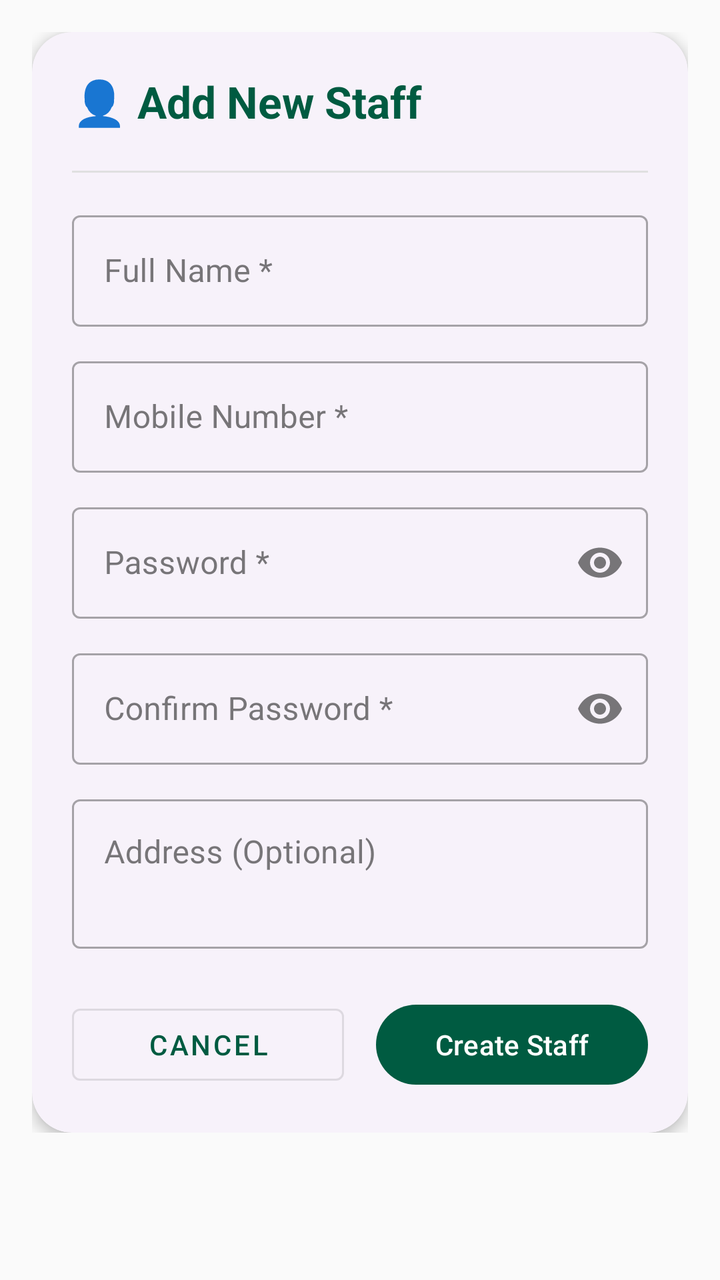
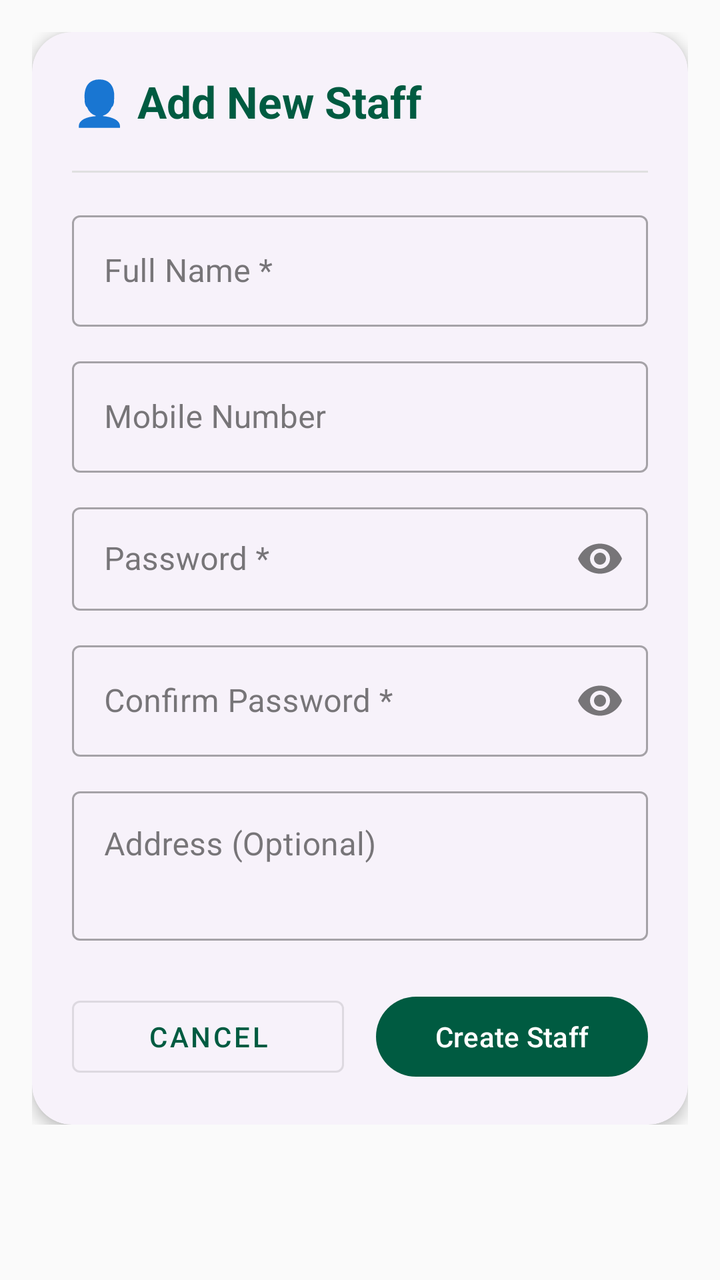

Before-and-after screenshots of an Android layout around one commit, followed by the original layout XML and the change that was made.
<!-- AndroidManifest.xml: application theme Theme.MilkDelivery -->
<!-- res/layout/fragment_add_staff.xml -->
<?xml version="1.0" encoding="utf-8"?>
<ScrollView xmlns:android="http://schemas.android.com/apk/res/android"
    xmlns:app="http://schemas.android.com/apk/res-auto"
    android:layout_width="match_parent"
    android:layout_height="match_parent"
    android:background="@color/background">

    <LinearLayout
        android:layout_width="match_parent"
        android:layout_height="wrap_content"
        android:orientation="vertical"
        android:padding="16dp">

        <com.google.android.material.card.MaterialCardView
            android:layout_width="match_parent"
            android:layout_height="wrap_content"
            app:cardCornerRadius="20dp"
            app:cardElevation="4dp">

            <LinearLayout
                android:layout_width="match_parent"
                android:layout_height="wrap_content"
                android:orientation="vertical"
                android:padding="20dp">

                
                <TextView
                    android:layout_width="wrap_content"
                    android:layout_height="wrap_content"
                    android:text="👤 Add New Staff"
                    android:textSize="22sp"
                    android:textStyle="bold"
                    android:textColor="@color/primary"
                    android:layout_marginBottom="20dp"/>

                
                <View
                    android:layout_width="match_parent"
                    android:layout_height="1dp"
                    android:background="#E0E0E0"
                    android:layout_marginBottom="16dp"/>

                
                <com.google.android.material.textfield.TextInputLayout
                    android:layout_width="match_parent"
                    android:layout_height="wrap_content"
                    style="@style/Widget.MaterialComponents.TextInputLayout.OutlinedBox">

                    <com.google.android.material.textfield.TextInputEditText
                        android:id="@+id/etStaffName"
                        android:layout_width="match_parent"
                        android:layout_height="wrap_content"
                        android:hint="Full Name *"
                        android:inputType="textPersonName"
                        android:maxLines="1"/>
                </com.google.android.material.textfield.TextInputLayout>

                
                <com.google.android.material.textfield.TextInputLayout
                    android:layout_width="match_parent"
                    android:layout_height="wrap_content"
                    android:layout_marginTop="12dp"
                    style="@style/Widget.MaterialComponents.TextInputLayout.OutlinedBox">

                    <com.google.android.material.textfield.TextInputEditText
                        android:id="@+id/etMobile1"
                        android:layout_width="match_parent"
                        android:layout_height="wrap_content"
                        android:hint="Mobile Number *"
                        android:inputType="phone"
                        android:maxLines="1"/>
                </com.google.android.material.textfield.TextInputLayout>

                
                <com.google.android.material.textfield.TextInputLayout
                    android:layout_width="match_parent"
                    android:layout_height="wrap_content"
                    android:layout_marginTop="12dp"
                    style="@style/Widget.MaterialComponents.TextInputLayout.OutlinedBox"
                    app:endIconMode="password_toggle">

                    <com.google.android.material.textfield.TextInputEditText
                        android:id="@+id/etPassword"
                        android:layout_width="match_parent"
                        android:layout_height="wrap_content"
                        android:hint="Password *"
                        android:inputType="textPassword"
                        android:maxLines="1"/>
                </com.google.android.material.textfield.TextInputLayout>

                
                <com.google.android.material.textfield.TextInputLayout
                    android:layout_width="match_parent"
                    android:layout_height="wrap_content"
                    android:layout_marginTop="12dp"
                    style="@style/Widget.MaterialComponents.TextInputLayout.OutlinedBox"
                    app:endIconMode="password_toggle">

                    <com.google.android.material.textfield.TextInputEditText
                        android:id="@+id/etConfirmPassword"
                        android:layout_width="match_parent"
                        android:layout_height="wrap_content"
                        android:hint="Confirm Password *"
                        android:inputType="textPassword"
                        android:maxLines="1"/>
                </com.google.android.material.textfield.TextInputLayout>

                
                <com.google.android.material.textfield.TextInputLayout
                    android:layout_width="match_parent"
                    android:layout_height="wrap_content"
                    android:layout_marginTop="12dp"
                    style="@style/Widget.MaterialComponents.TextInputLayout.OutlinedBox">

                    <com.google.android.material.textfield.TextInputEditText
                        android:id="@+id/etAddress"
                        android:layout_width="match_parent"
                        android:layout_height="wrap_content"
                        android:hint="Address (Optional)"
                        android:inputType="textMultiLine"
                        android:minLines="2"
                        android:gravity="top"/>
                </com.google.android.material.textfield.TextInputLayout>

                
                <LinearLayout
                    android:layout_width="match_parent"
                    android:layout_height="wrap_content"
                    android:orientation="horizontal"
                    android:layout_marginTop="24dp"
                    android:weightSum="2">

                    <com.google.android.material.button.MaterialButton
                        android:id="@+id/btnCancel"
                        style="@style/Widget.MaterialComponents.Button.OutlinedButton"
                        android:layout_width="0dp"
                        android:layout_height="wrap_content"
                        android:layout_weight="1"
                        android:layout_marginEnd="8dp"
                        android:text="Cancel"
                        android:textColor="@color/primary"/>

                    <com.google.android.material.button.MaterialButton
                        android:id="@+id/btnSaveStaff"
                        android:layout_width="0dp"
                        android:layout_height="wrap_content"
                        android:layout_weight="1"
                        android:layout_marginStart="8dp"
                        android:text="Create Staff"
                        android:textAllCaps="false"/>
                </LinearLayout>

            </LinearLayout>

        </com.google.android.material.card.MaterialCardView>

    </LinearLayout>

</ScrollView>
<!-- resources referenced by this layout -->
<resources>
  <color name="background">#FAFAFA</color>
  <color name="primary">#005B41</color>
  <style name="Theme.MilkDelivery" parent="Theme.Material3.DayNight.NoActionBar">
          
          <item name="colorPrimary">@color/primary</item>
          <item name="colorPrimaryDark">@color/primary_dark</item>
          <item name="colorSecondary">@color/secondary</item>
          <item name="android:statusBarColor">@color/primary</item>
          <item name="android:windowLightStatusBar">false</item>
          
          
          <item name="colorSurface">@color/surface</item>
          <item name="colorOnSurface">@color/on_surface</item>
          <item name="android:windowBackground">@color/background</item>
          <item name="colorSurfaceVariant">@color/surface_variant</item>
          <item name="colorOnSurfaceVariant">@color/on_surface_variant</item>
          
          
          <item name="materialCardViewStyle">@style/Widget.Material3.CardView.Elevated</item>
      </style>
  <color name="primary_dark">#00402E</color>
  <color name="secondary">#03DAC6</color>
  <color name="surface">#FFFFFF</color>
  <color name="on_surface">#212121</color>
  <color name="surface_variant">#F4F4F4</color>
  <color name="on_surface_variant">#555555</color>
</resources>

<!-- the commit's change to res/layout/fragment_add_staff.xml (unified diff, before → after) -->
@@ -61,22 +61,22 @@
                     android:layout_height="wrap_content"
                     android:layout_marginTop="12dp"
                     style="@style/Widget.MaterialComponents.TextInputLayout.OutlinedBox">
-
                     <com.google.android.material.textfield.TextInputEditText
-                        android:id="@+id/etMobile1"
+                        android:id="@+id/etMobileNumber"
                         android:layout_width="match_parent"
                         android:layout_height="wrap_content"
-                        android:hint="Mobile Number *"
+                        android:hint="Mobile Number"
                         android:inputType="phone"
-                        android:maxLines="1"/>
+                        android:maxLength="10"
+                        android:digits="0123456789"/>
                 </com.google.android.material.textfield.TextInputLayout>
 
                 
                 <com.google.android.material.textfield.TextInputLayout
+                    style="@style/Widget.MaterialComponents.TextInputLayout.OutlinedBox"
                     android:layout_width="match_parent"
-                    android:layout_height="wrap_content"
+                    android:layout_height="57dp"
                     android:layout_marginTop="12dp"
-                    style="@style/Widget.MaterialComponents.TextInputLayout.OutlinedBox"
                     app:endIconMode="password_toggle">
 
                     <com.google.android.material.textfield.TextInputEditText
@@ -85,7 +85,7 @@
                         android:layout_height="wrap_content"
                         android:hint="Password *"
                         android:inputType="textPassword"
-                        android:maxLines="1"/>
+                        android:maxLines="1" />
                 </com.google.android.material.textfield.TextInputLayout>
 
                 
